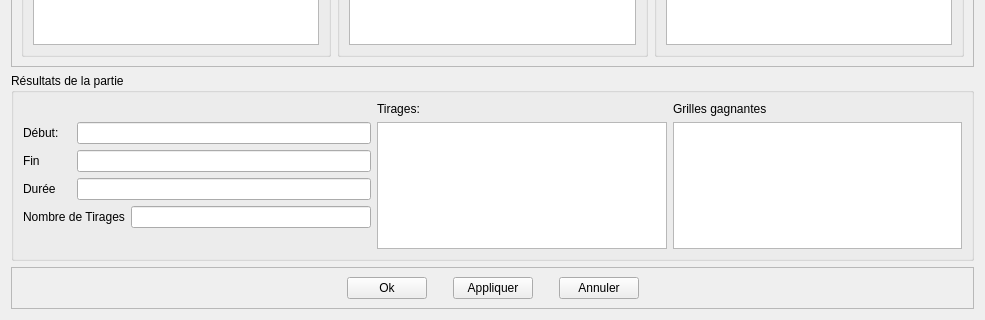
Above: sources/gui/ui/ConfigGameRounds.ui from Silmaen/EvenementLoto before the change; both pictures show x 0 to 985 and y 320 to 640 of the 985 by 640 pixel window. Below: the same form after it.
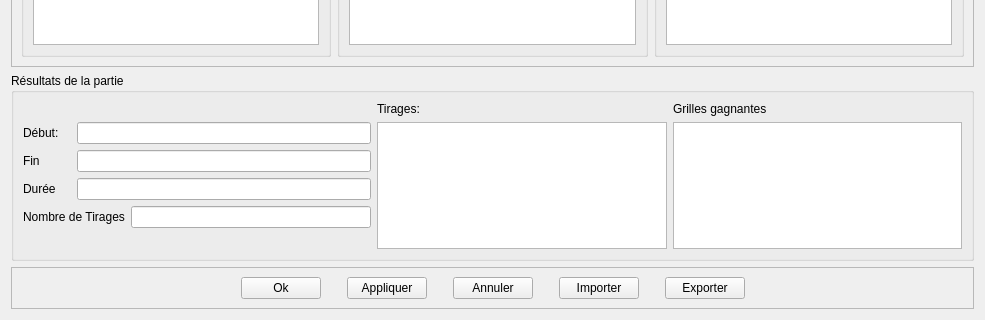
That is the form after the change. Icons and pictures are not drawn.

Commit message: Import/Export des Parties en JSON

```diff
--- a/sources/gui/ui/ConfigGameRounds.ui
+++ b/sources/gui/ui/ConfigGameRounds.ui
@@ -592,6 +592,52 @@
                                 </property>
                             </widget>
                         </item>
+                        <item>
+                            <spacer name="horizontalSpacer_7">
+                                <property name="orientation">
+                                    <enum>Qt::Horizontal</enum>
+                                </property>
+                                <property name="sizeType">
+                                    <enum>QSizePolicy::Preferred</enum>
+                                </property>
+                                <property name="sizeHint" stdset="0">
+                                    <size>
+                                        <width>20</width>
+                                        <height>20</height>
+                                    </size>
+                                </property>
+                            </spacer>
+                        </item>
+                        <item>
+                            <widget class="QPushButton" name="ButtonImport">
+                                <property name="text">
+                                    <string>Importer</string>
+                                </property>
+                            </widget>
+                        </item>
+                        <item>
+                            <spacer name="horizontalSpacer_9">
+                                <property name="orientation">
+                                    <enum>Qt::Horizontal</enum>
+                                </property>
+                                <property name="sizeType">
+                                    <enum>QSizePolicy::Preferred</enum>
+                                </property>
+                                <property name="sizeHint" stdset="0">
+                                    <size>
+                                        <width>20</width>
+                                        <height>20</height>
+                                    </size>
+                                </property>
+                            </spacer>
+                        </item>
+                        <item>
+                            <widget class="QPushButton" name="ButtonExport">
+                                <property name="text">
+                                    <string>Exporter</string>
+                                </property>
+                            </widget>
+                        </item>
                         <item>
                             <spacer name="horizontalSpacer_4">
                                 <property name="orientation">
```
Left out of the diff: 62 changed lines with no effect on the pictures. The commit also changes 25 other files.
